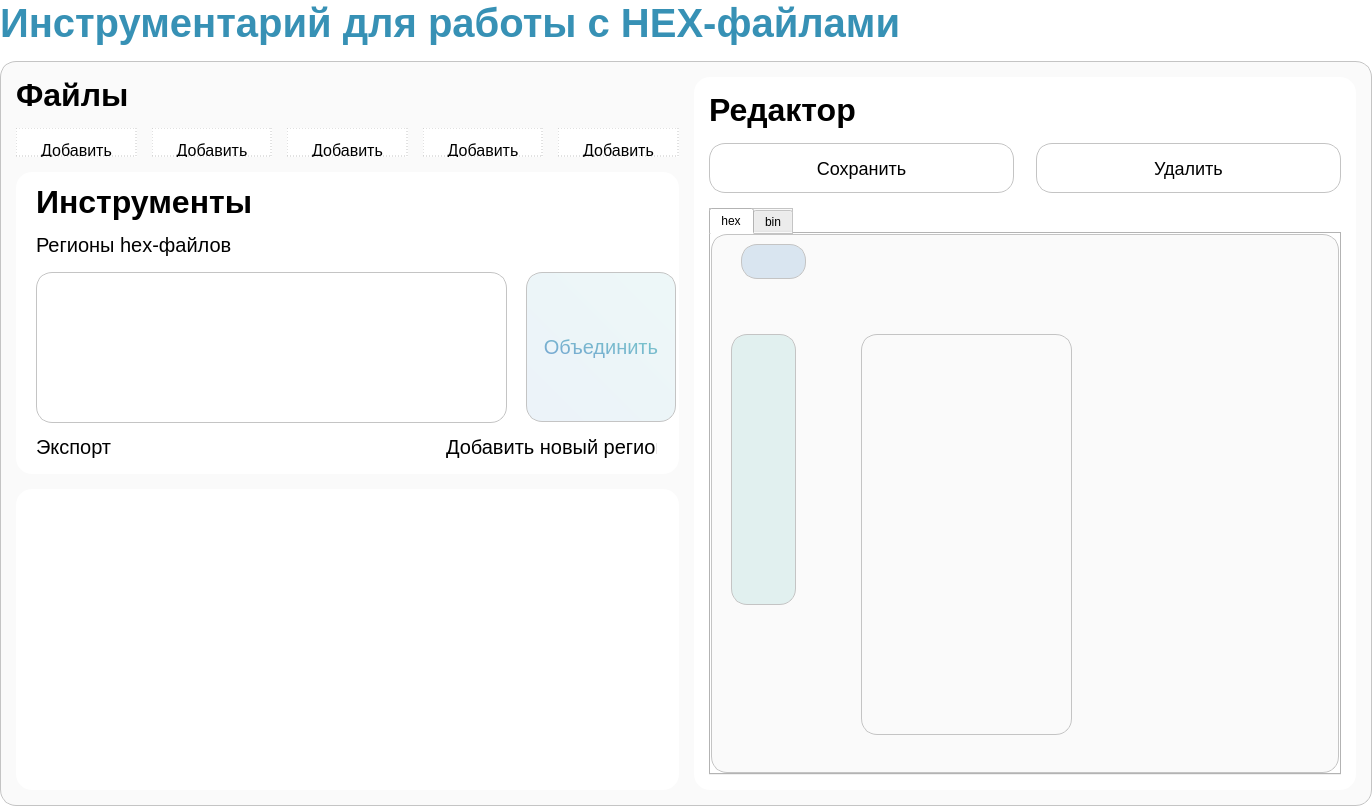
Above: ui/design.ui from stsln/hex_file_tools before the change. Below: the same form after it.
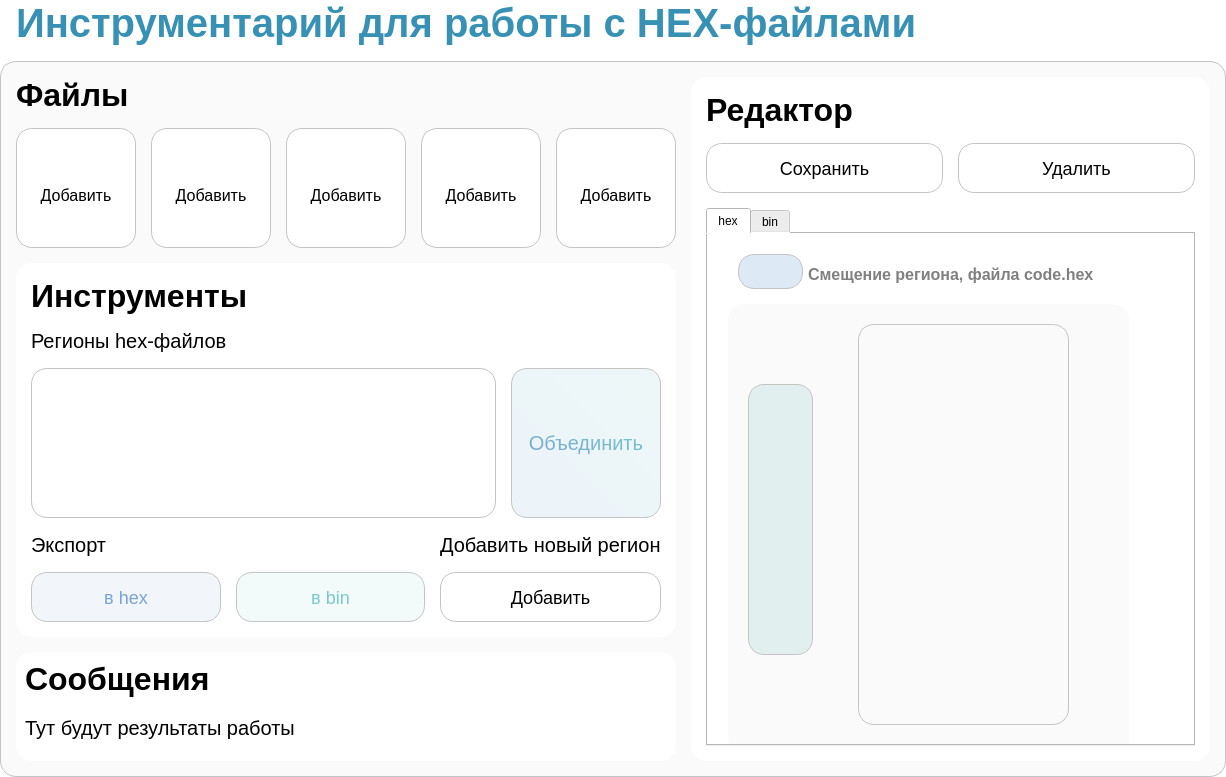
That is the form after the change. Icons and pictures are not drawn.

Commit message: Сделал основную компоновку блоков.

Patch:
```diff
--- a/ui/design.ui
+++ b/ui/design.ui
@@ -6,8 +6,8 @@
    <rect>
     <x>0</x>
     <y>0</y>
-    <width>1372</width>
-    <height>806</height>
+    <width>1226</width>
+    <height>777</height>
    </rect>
   </property>
   <property name="windowTitle">
@@ -18,7 +18,10 @@
   </property>
   <widget class="QWidget" name="centralwidget">
    <property name="styleSheet">
-    <string notr="true">background-color: #fff</string>
+    <string notr="true">QWidget
+{
+	background-color: #fff;
+}</string>
    </property>
    <layout class="QVBoxLayout" name="verticalLayout_2">
     <property name="spacing">
@@ -45,11 +48,14 @@
        </sizepolicy>
       </property>
       <property name="styleSheet">
-       <string notr="true">font-family: 'Inter';
-font-style: normal;
-font-weight: 700;
-font-size: 40px;
-color: qlineargradient(spread:pad, x1:0, y1:0, x2:1, y2:1, stop:0 rgba(7, 119, 164, 206));</string>
+       <string notr="true">QLabel
+{
+	font-family: 'Inter';
+	font-weight: 700;
+	font-size: 40px;
+	color: qlineargradient(spread:pad, x1:0, y1:0, x2:1, y2:1, stop:0 rgba(7, 119, 164, 206));
+	padding-left: 5px;
+}</string>
       </property>
       <property name="text">
        <string>Инструментарий для работы с HEX-файлами</string>
@@ -59,10 +65,13 @@
     <item>
      <widget class="QFrame" name="main_frame">
       <property name="styleSheet">
-       <string notr="true">background-color: #FAFAFA;
-border: 1px solid #C4C4C4;
-box-sizing: border-box;
-border-radius: 16px;</string>
+       <string notr="true">QFrame
+{
+	background-color: #FAFAFA;
+	border: 1px solid #C4C4C4;
+	box-sizing: border-box;
+	border-radius: 16px;
+}</string>
       </property>
       <property name="frameShape">
        <enum>QFrame::StyledPanel</enum>
@@ -94,7 +103,7 @@
          <item>
           <widget class="QFrame" name="files">
            <property name="sizePolicy">
-            <sizepolicy hsizetype="Preferred" vsizetype="Fixed">
+            <sizepolicy hsizetype="Preferred" vsizetype="Maximum">
              <horstretch>0</horstretch>
              <verstretch>0</verstretch>
             </sizepolicy>
@@ -124,7 +133,7 @@
 	font-size: 16px;
 	position: top;
 	background-color: #FFFFFF;
-	border: 1px dashed #C4C4C4;
+	border: 1px solid #C4C4C4;
 	border-radius: 16px;
 }
 
@@ -187,6 +196,9 @@
               <property name="spacing">
                <number>15</number>
               </property>
+              <property name="sizeConstraint">
+               <enum>QLayout::SetDefaultConstraint</enum>
+              </property>
               <item>
                <widget class="QToolButton" name="btn_files_1">
                 <property name="sizePolicy">
@@ -195,6 +207,12 @@
                   <verstretch>0</verstretch>
                  </sizepolicy>
                 </property>
+                <property name="minimumSize">
+                 <size>
+                  <width>120</width>
+                  <height>120</height>
+                 </size>
+                </property>
                 <property name="text">
                  <string>Добавить</string>
                 </property>
@@ -227,6 +245,12 @@
                   <verstretch>0</verstretch>
                  </sizepolicy>
                 </property>
+                <property name="minimumSize">
+                 <size>
+                  <width>120</width>
+                  <height>120</height>
+                 </size>
+                </property>
                 <property name="text">
                  <string>Добавить</string>
                 </property>
@@ -262,6 +286,12 @@
                   <verstretch>0</verstretch>
                  </sizepolicy>
                 </property>
+                <property name="minimumSize">
+                 <size>
+                  <width>120</width>
+                  <height>120</height>
+                 </size>
+                </property>
                 <property name="text">
                  <string>Добавить</string>
                 </property>
@@ -294,6 +324,12 @@
                   <verstretch>0</verstretch>
                  </sizepolicy>
                 </property>
+                <property name="minimumSize">
+                 <size>
+                  <width>120</width>
+                  <height>120</height>
+                 </size>
+                </property>
                 <property name="text">
                  <string>Добавить</string>
                 </property>
@@ -329,6 +365,12 @@
                   <verstretch>0</verstretch>
                  </sizepolicy>
                 </property>
+                <property name="minimumSize">
+                 <size>
+                  <width>120</width>
+                  <height>120</height>
+                 </size>
+                </property>
                 <property name="text">
                  <string>Добавить</string>
                 </property>
@@ -360,6 +402,12 @@
          </item>
          <item>
           <widget class="QFrame" name="tools">
+           <property name="sizePolicy">
+            <sizepolicy hsizetype="Preferred" vsizetype="Maximum">
+             <horstretch>0</horstretch>
+             <verstretch>0</verstretch>
+            </sizepolicy>
+           </property>
            <property name="styleSheet">
             <string notr="true">QFrame
 {
@@ -383,51 +431,84 @@
            <property name="frameShadow">
             <enum>QFrame::Raised</enum>
            </property>
+           <layout class="QVBoxLayout" name="verticalLayout_6">
+            <property name="spacing">
+             <number>15</number>
+            </property>
+            <property name="leftMargin">
+             <number>15</number>
+            </property>
+            <property name="topMargin">
+             <number>15</number>
+            </property>
+            <property name="rightMargin">
+             <number>15</number>
+            </property>
+            <property name="bottomMargin">
+             <number>15</number>
+            </property>
+            <item>
            <widget class="QLabel" name="tools_title">
-            <property name="geometry">
-             <rect>
-              <x>20</x>
-              <y>10</y>
-              <width>241</width>
-              <height>40</height>
-             </rect>
-            </property>
             <property name="text">
              <string>Инструменты</string>
             </property>
            </widget>
-           <widget class="QLabel" name="export_min_title">
-            <property name="geometry">
-             <rect>
-              <x>20</x>
-              <y>260</y>
-              <width>101</width>
-              <height>30</height>
-             </rect>
+            </item>
+            <item>
+             <layout class="QGridLayout" name="reg_merge_lt">
+              <item row="1" column="0">
+               <widget class="QListView" name="reg_list">
+                <property name="sizePolicy">
+                 <sizepolicy hsizetype="Expanding" vsizetype="Expanding">
+                  <horstretch>0</horstretch>
+                  <verstretch>0</verstretch>
+                 </sizepolicy>
+                </property>
+                <property name="minimumSize">
+                 <size>
+                  <width>0</width>
+                  <height>150</height>
+                 </size>
+                </property>
+                <property name="maximumSize">
+                 <size>
+                  <width>16777215</width>
+                  <height>150</height>
+                 </size>
             </property>
             <property name="styleSheet">
-             <string notr="true">QLabel 
-{
-	font-family: 'Inter';
-	font-weight: 400;
-	font-size: 20px;
-	color: #000000;
-	border: 0;
-	text-align: left;
+                 <string notr="true">QListView {
+	border: 1px solid #C4C4C4;
+	border-radius: 16px;
 }</string>
             </property>
-            <property name="text">
-             <string>Экспорт</string>
-            </property>
-           </widget>
+                <property name="flow">
+                 <enum>QListView::TopToBottom</enum>
+                </property>
+                <property name="isWrapping" stdset="0">
+                 <bool>false</bool>
+                </property>
+               </widget>
+              </item>
+              <item row="1" column="1">
            <widget class="QToolButton" name="btn_merge">
-            <property name="geometry">
-             <rect>
-              <x>510</x>
-              <y>100</y>
+                <property name="sizePolicy">
+                 <sizepolicy hsizetype="Expanding" vsizetype="Expanding">
+                  <horstretch>0</horstretch>
+                  <verstretch>0</verstretch>
+                 </sizepolicy>
+                </property>
+                <property name="minimumSize">
+                 <size>
               <width>150</width>
               <height>150</height>
-             </rect>
+                 </size>
+                </property>
+                <property name="maximumSize">
+                 <size>
+                  <width>150</width>
+                  <height>150</height>
+                 </size>
             </property>
             <property name="toolTip">
              <string/>
@@ -500,61 +581,9 @@
              <enum>Qt::ToolButtonTextUnderIcon</enum>
             </property>
            </widget>
-           <widget class="QLabel" name="export_min_title_2">
-            <property name="geometry">
-             <rect>
-              <x>430</x>
-              <y>260</y>
-              <width>211</width>
-              <height>30</height>
-             </rect>
-            </property>
-            <property name="styleSheet">
-             <string notr="true">QLabel 
-{
-	font-family: 'Inter';
-	font-weight: 400;
-	font-size: 20px;
-	color: #000000;
-	border: 0;
-	text-align: left;
-}</string>
-            </property>
-            <property name="text">
-             <string>Добавить новый регион</string>
-            </property>
-           </widget>
-           <widget class="QListView" name="listView">
-            <property name="geometry">
-             <rect>
-              <x>20</x>
-              <y>100</y>
-              <width>471</width>
-              <height>151</height>
-             </rect>
-            </property>
-            <property name="styleSheet">
-             <string notr="true">QListView {
-	border: 1px solid #C4C4C4;
-	border-radius: 16px;
-}</string>
-            </property>
-            <property name="flow">
-             <enum>QListView::TopToBottom</enum>
-            </property>
-            <property name="isWrapping" stdset="0">
-             <bool>false</bool>
-            </property>
-           </widget>
-           <widget class="QLabel" name="export_min_title_3">
-            <property name="geometry">
-             <rect>
-              <x>20</x>
-              <y>60</y>
-              <width>261</width>
-              <height>25</height>
-             </rect>
-            </property>
+              </item>
+              <item row="0" column="0">
+               <widget class="QLabel" name="reg_title">
             <property name="styleSheet">
              <string notr="true">QLabel 
 {
@@ -570,21 +599,25 @@
              <string>Регионы hex-файлов</string>
             </property>
            </widget>
-           <widget class="QWidget" name="layoutWidget">
-            <property name="geometry">
-             <rect>
-              <x>20</x>
-              <y>306</y>
-              <width>611</width>
-              <height>52</height>
-             </rect>
-            </property>
-            <layout class="QHBoxLayout" name="horizontalLayout_2">
+              </item>
+             </layout>
+            </item>
+            <item>
+             <layout class="QGridLayout" name="exp_new_lt">
              <property name="sizeConstraint">
               <enum>QLayout::SetDefaultConstraint</enum>
              </property>
-             <item>
-              <widget class="QPushButton" name="btn_export_bin">
+              <property name="spacing">
+               <number>15</number>
+              </property>
+              <item row="1" column="1">
+               <widget class="QPushButton" name="btn_exp_hex">
+                <property name="minimumSize">
+                 <size>
+                  <width>0</width>
+                  <height>50</height>
+                 </size>
+                </property>
                <property name="styleSheet">
                 <string notr="true">QPushButton
 {
@@ -613,7 +646,7 @@
                 <set>Qt::ImhNone</set>
                </property>
                <property name="text">
-                <string>        в hex</string>
+                 <string>в hex</string>
                </property>
                <property name="icon">
                 <iconset>
@@ -627,21 +660,14 @@
                </property>
               </widget>
              </item>
-             <item>
-              <spacer name="horizontalSpacer_2">
-               <property name="orientation">
-                <enum>Qt::Horizontal</enum>
-               </property>
-               <property name="sizeHint" stdset="0">
+              <item row="1" column="2">
+               <widget class="QPushButton" name="btn_exp_bin">
+                <property name="minimumSize">
                 <size>
-                 <width>15</width>
-                 <height>0</height>
-                </size>
-               </property>
-              </spacer>
-             </item>
-             <item>
-              <widget class="QPushButton" name="btn_export_hex">
+                  <width>0</width>
+                  <height>50</height>
+                 </size>
+                </property>
                <property name="styleSheet">
                 <string notr="true">QPushButton
 {
@@ -667,7 +693,7 @@
 }</string>
                </property>
                <property name="text">
-                <string>        в bin</string>
+                 <string>в bin</string>
                </property>
                <property name="icon">
                 <iconset>
@@ -681,21 +707,32 @@
                </property>
               </widget>
              </item>
-             <item>
-              <spacer name="horizontalSpacer_3">
-               <property name="orientation">
-                <enum>Qt::Horizontal</enum>
-               </property>
-               <property name="sizeHint" stdset="0">
+              <item row="0" column="1">
+               <widget class="QLabel" name="export_title">
+                <property name="styleSheet">
+                 <string notr="true">QLabel 
+{
+	font-family: 'Inter';
+	font-weight: 400;
+	font-size: 20px;
+	color: #000000;
+	border: 0;
+	text-align: left;
+}</string>
+                </property>
+                <property name="text">
+                 <string>Экспорт</string>
+                </property>
+               </widget>
+              </item>
+              <item row="1" column="3">
+               <widget class="QPushButton" name="btn_new_reg">
+                <property name="minimumSize">
                 <size>
-                 <width>15</width>
-                 <height>0</height>
-                </size>
-               </property>
-              </spacer>
-             </item>
-             <item>
-              <widget class="QPushButton" name="btn_export_hex_5">
+                  <width>0</width>
+                  <height>50</height>
+                 </size>
+                </property>
                <property name="styleSheet">
                 <string notr="true">QPushButton
 {
@@ -728,12 +765,37 @@
                </property>
               </widget>
              </item>
-            </layout>
-           </widget>
+              <item row="0" column="3">
+               <widget class="QLabel" name="new_reg_title">
+                <property name="styleSheet">
+                 <string notr="true">QLabel 
+{
+	font-family: 'Inter';
+	font-weight: 400;
+	font-size: 20px;
+	color: #000000;
+	border: 0;
+	text-align: left;
+}</string>
+                </property>
+                <property name="text">
+                 <string>Добавить новый регион</string>
+                </property>
+               </widget>
+              </item>
+             </layout>
+            </item>
+           </layout>
           </widget>
          </item>
          <item>
-          <widget class="QFrame" name="mes">
+          <widget class="QFrame" name="message">
+           <property name="sizePolicy">
+            <sizepolicy hsizetype="Preferred" vsizetype="Preferred">
+             <horstretch>0</horstretch>
+             <verstretch>0</verstretch>
+            </sizepolicy>
+           </property>
            <property name="styleSheet">
             <string notr="true">QFrame
 {
@@ -747,20 +809,17 @@
            <property name="frameShadow">
             <enum>QFrame::Raised</enum>
            </property>
-          </widget>
-         </item>
-        </layout>
-       </item>
+           <layout class="QVBoxLayout" name="verticalLayout_7">
        <item>
-        <widget class="QFrame" name="editor">
+             <widget class="QLabel" name="message_title">
+              <property name="sizePolicy">
+               <sizepolicy hsizetype="Preferred" vsizetype="Fixed">
+                <horstretch>0</horstretch>
+                <verstretch>0</verstretch>
+               </sizepolicy>
+              </property>
          <property name="styleSheet">
-          <string notr="true">QFrame
-{
-	background-color: rgb(255, 255, 255);
-	border: 0;
-}
-
-QLabel 
+               <string notr="true">QLabel 
 {
 	font-family: 'Inter';
 	font-weight: 700;
@@ -768,6 +827,43 @@
 	color: #000000;
 	border: 0;
 	text-align: left;
+}</string>
+              </property>
+              <property name="text">
+               <string>Сообщения</string>
+              </property>
+             </widget>
+            </item>
+            <item>
+             <widget class="QLabel" name="message_label">
+              <property name="styleSheet">
+               <string notr="true">QLabel 
+{
+	font-family: 'Inter';
+	font-weight: 400;
+	font-size: 20px;
+	color: #000000;
+	border: 0;
+	text-align: left;
+}</string>
+              </property>
+              <property name="text">
+               <string>Тут будут результаты работы</string>
+              </property>
+             </widget>
+            </item>
+           </layout>
+          </widget>
+         </item>
+        </layout>
+       </item>
+       <item>
+        <widget class="QFrame" name="right_lt">
+         <property name="styleSheet">
+          <string notr="true">QFrame
+{
+	background-color: rgb(255, 255, 255);
+	border: 0;
 }</string>
          </property>
          <property name="frameShape">
@@ -800,6 +896,17 @@
               <verstretch>0</verstretch>
              </sizepolicy>
             </property>
+            <property name="styleSheet">
+             <string notr="true">QLabel 
+{
+	font-family: 'Inter';
+	font-weight: 700;
+	font-size: 32px;
+	color: #000000;
+	border: 0;
+	text-align: left;
+}</string>
+            </property>
             <property name="text">
              <string>Редактор</string>
             </property>
@@ -808,16 +915,19 @@
           <item>
            <layout class="QHBoxLayout" name="horizontalLayout">
             <property name="spacing">
-             <number>7</number>
-            </property>
-            <property name="sizeConstraint">
-             <enum>QLayout::SetDefaultConstraint</enum>
+             <number>15</number>
             </property>
             <item>
              <widget class="QPushButton" name="btn_save">
+              <property name="sizePolicy">
+               <sizepolicy hsizetype="Minimum" vsizetype="Fixed">
+                <horstretch>0</horstretch>
+                <verstretch>0</verstretch>
+               </sizepolicy>
+              </property>
               <property name="minimumSize">
                <size>
-                <width>0</width>
+                <width>200</width>
                 <height>50</height>
                </size>
               </property>
@@ -856,30 +966,20 @@
               </property>
              </widget>
             </item>
-            <item>
-             <spacer name="horizontalSpacer">
-              <property name="orientation">
-               <enum>Qt::Vertical</enum>
-              </property>
-              <property name="sizeType">
-               <enum>QSizePolicy::Fixed</enum>
-              </property>
-              <property name="sizeHint" stdset="0">
-               <size>
-                <width>15</width>
-                <height>0</height>
-               </size>
-              </property>
-             </spacer>
-            </item>
             <item>
              <widget class="QPushButton" name="btn_del">
               <property name="enabled">
                <bool>true</bool>
               </property>
+              <property name="sizePolicy">
+               <sizepolicy hsizetype="Minimum" vsizetype="Preferred">
+                <horstretch>0</horstretch>
+                <verstretch>0</verstretch>
+               </sizepolicy>
+              </property>
               <property name="minimumSize">
                <size>
-                <width>0</width>
+                <width>200</width>
                 <height>50</height>
                </size>
               </property>
@@ -926,6 +1026,12 @@
           </item>
           <item>
            <widget class="QTabWidget" name="tabWidget">
+            <property name="minimumSize">
+             <size>
+              <width>400</width>
+              <height>0</height>
+             </size>
+            </property>
             <property name="styleSheet">
              <string notr="true">QTabWiget {
 	border: 0;
@@ -943,7 +1049,7 @@
               <property name="geometry">
                <rect>
                 <x>30</x>
-                <y>10</y>
+                <y>20</y>
                 <width>65</width>
                 <height>35</height>
                </rect>
@@ -973,9 +1079,9 @@
               <property name="geometry">
                <rect>
                 <x>20</x>
-                <y>100</y>
+                <y>70</y>
                 <width>401</width>
-                <height>401</height>
+                <height>451</height>
                </rect>
               </property>
               <property name="styleSheet">
@@ -993,8 +1099,8 @@
               <widget class="QPlainTextEdit" name="plainTextEdit">
                <property name="geometry">
                 <rect>
-                 <x>0</x>
-                 <y>0</y>
+                 <x>20</x>
+                 <y>80</y>
                  <width>65</width>
                  <height>271</height>
                 </rect>
@@ -1018,7 +1124,7 @@
                <property name="geometry">
                 <rect>
                  <x>130</x>
-                 <y>0</y>
+                 <y>20</y>
                  <width>211</width>
                  <height>401</height>
                 </rect>
@@ -1036,6 +1142,30 @@
                </property>
               </widget>
              </widget>
+             <widget class="QLabel" name="label">
+              <property name="geometry">
+               <rect>
+                <x>100</x>
+                <y>30</y>
+                <width>351</width>
+                <height>21</height>
+               </rect>
+              </property>
+              <property name="styleSheet">
+               <string notr="true">QLabel 
+{
+	font-family: 'Inter';
+	font-weight: 500;
+	font-size: 16px;
+	color: rgba(0, 0, 0, 50%);
+	border: 0;
+	text-align: left;
+}</string>
+              </property>
+              <property name="text">
+               <string>Смещение региона, файла code.hex</string>
+              </property>
+             </widget>
             </widget>
             <widget class="QWidget" name="tab_2">
              <attribute name="title">
```
Left out of the diff: 36 changed lines with no effect on the pictures. Lines whose indentation alone changed are shown as unchanged.
